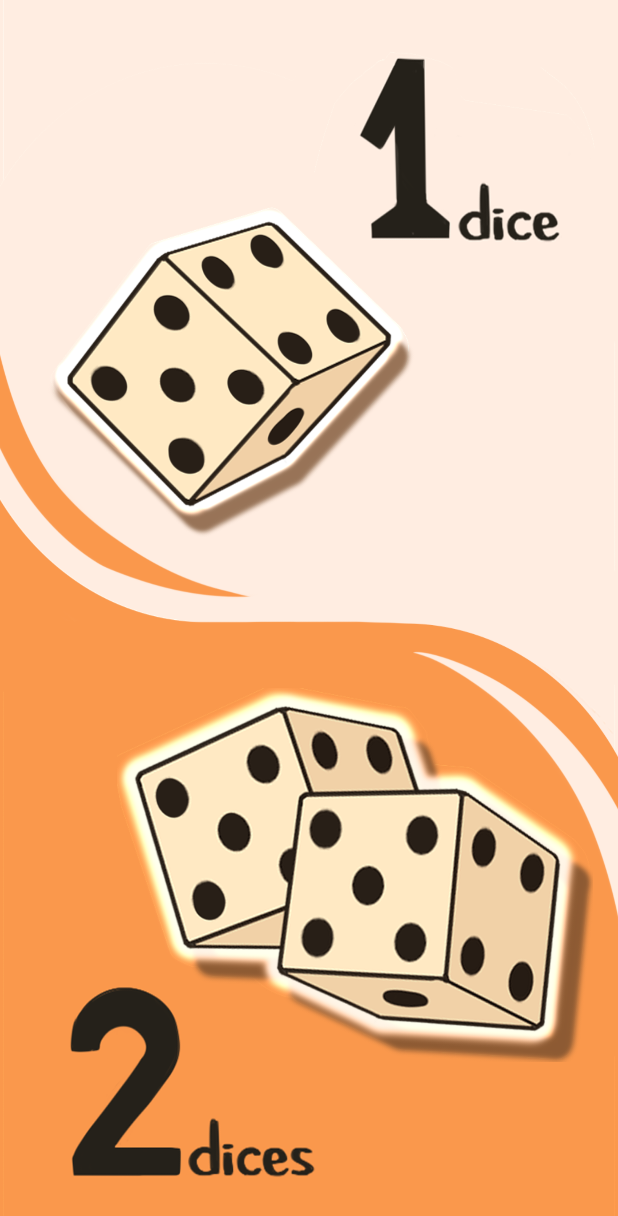
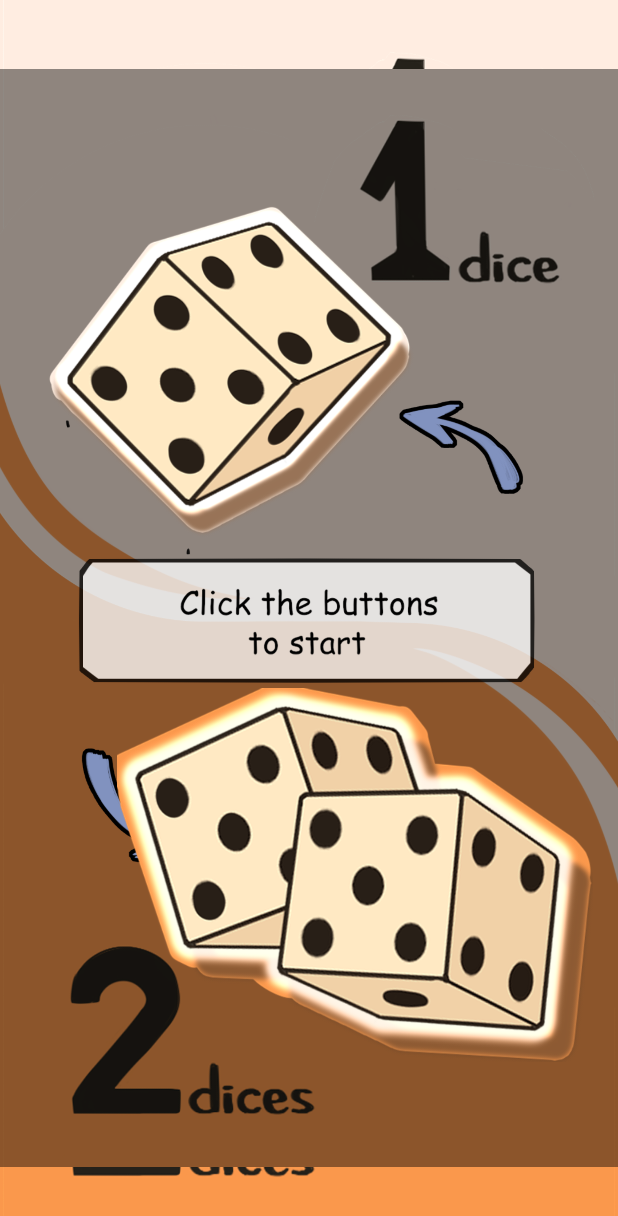
Before and after one commit to MDAsDEV/Kubiks, an Android app: the screen it shows after launch (MainActivity), on a phone screen of 412 x 824 dp. Shown: the top 1216 px of the screen. Run offline under Robolectric (Android 15) with nearby library versions, the phone set to English and light mode, and no system bars.

Commit message:
update Mark 01 09

```diff
--- a/app/src/main/res/layout/activity_main.xml
+++ b/app/src/main/res/layout/activity_main.xml
@@ -6,6 +6,19 @@
     android:layout_height="match_parent"
     android:background="@drawable/fonchiko"
     tools:context=".MainActivity">
+
+    <ImageView
+        android:id="@+id/imageView3"
+        android:layout_width="wrap_content"
+        android:layout_height="wrap_content"
+        android:alpha="1"
+        app:layout_constraintBottom_toBottomOf="parent"
+        app:layout_constraintEnd_toEndOf="parent"
+        app:layout_constraintHorizontal_bias="0"
+        app:layout_constraintStart_toStartOf="parent"
+        app:layout_constraintTop_toTopOf="parent"
+        app:layout_constraintVertical_bias="1.0"
+        app:srcCompat="@drawable/start_phone" />
 
     <ImageButton
         android:id="@+id/one_dice"
@@ -40,4 +53,6 @@
         app:srcCompat="@drawable/kubikitwo" />
 
 
+
+
 </androidx.constraintlayout.widget.ConstraintLayout>
```
Also changed, not shown: app/src/main/java/com/example/kubiks/MainActivity.kt (+128 -28 lines).
